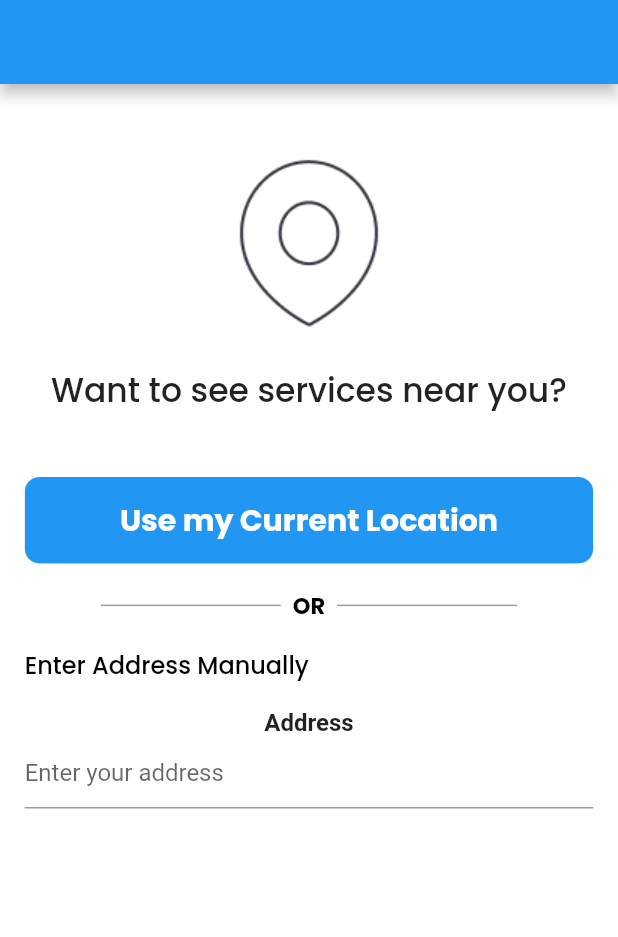
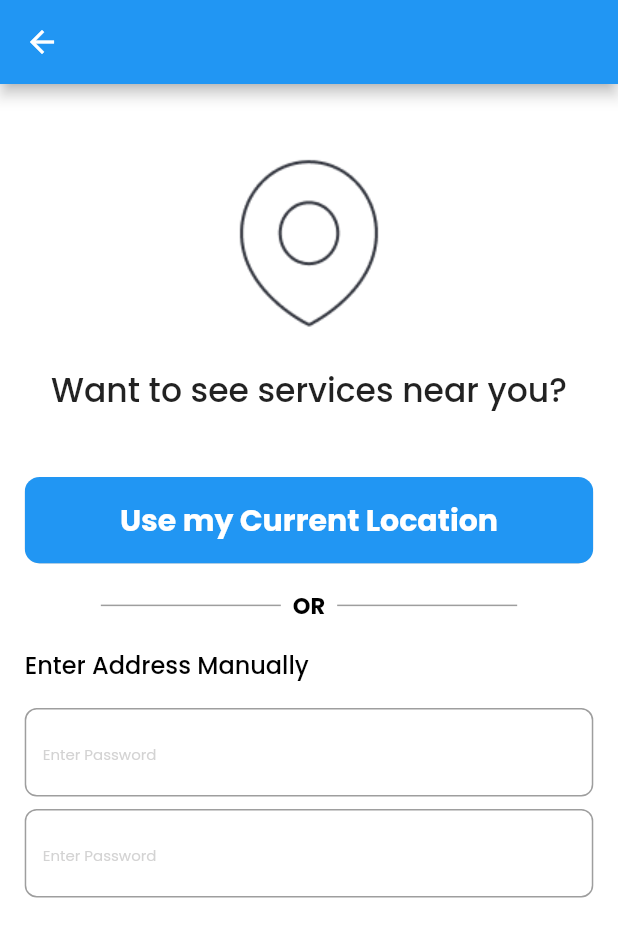
Before and after one commit to hardik17771/HomeEaze_SourceCode, a Flutter app: the LocationPage screen opened directly, after a tap on "Use my Current Location", on a phone screen of 412 x 824 dp. Shown: the top 937 px of the screen. Run offline on Flutter 3.47's test engine with Material 2 defaults, Android fonts, the phone set to English and light mode, and no system bars; drawn by our look-alikes of flutter_typeahead; our stand-ins replace cloud_firestore, firebase_auth, firebase_core, flutter_svg, geocoding, geolocator and 2 more; missing offline and left inert: dart:ffi; accounts and stored records are empty.

```diff
--- a/lib/Models/geolocator_functions.dart
+++ b/lib/Models/geolocator_functions.dart
@@ -3,7 +3,9 @@ import 'package:flutter/material.dart';
 import 'package:geolocator/geolocator.dart';
 import 'package:geocoding/geocoding.dart';
 
+
 class NearbyVendorsPage extends StatefulWidget {
+
   @override
   _NearbyVendorsPageState createState() => _NearbyVendorsPageState();
 }
--- a/lib/UI/User/get_address.dart
+++ b/lib/UI/User/get_address.dart
@@ -1,10 +1,43 @@
 import 'package:flutter_svg/flutter_svg.dart';
 import 'package:flutter/material.dart';
+import 'package:geolocator/geolocator.dart';
 import 'package:google_fonts/google_fonts.dart';
-import 'package:homeeaze_sourcecode/Widgets/address_form_widget.dart';
+import 'package:homeeaze_sourcecode/UI/User/order_page.dart';
 
-class LocationPage extends StatelessWidget {
+class LocationPage extends StatefulWidget {
+
   LocationPage({Key? key}) : super(key: key);
+
+  @override
+  State<LocationPage> createState() => _LocationPageState();
+}
+
+class _LocationPageState extends State<LocationPage> {
+  void _getCurrentLocationAndPostToFirebase() async {
+
+    LocationPermission permission = await Geolocator.checkPermission();
+    if (permission == LocationPermission.denied) {
+      permission = await Geolocator.requestPermission();
+      if (permission != LocationPermission.whileInUse &&
+          permission != LocationPermission.always) {
+
+        return;
+      }
+    }
+
+    Position position = await Geolocator.getCurrentPosition(
+      desiredAccuracy: LocationAccuracy.high,
+    );
+
+    // Store the location data in Firebase
+    // await _postLocationToFirebase(position.latitude, position.longitude);
+
+    // Navigate to the next screen
+    Navigator.push(
+      context,
+      MaterialPageRoute(builder: (context) => OrderPage()),
+    );
+  }
 
   @override
   Widget build(BuildContext context) {
@@ -41,7 +74,7 @@ class LocationPage extends StatelessWidget {
                 child: ElevatedButton(
 
                   onPressed:()=>{
-
+                  _getCurrentLocationAndPostToFirebase(),
                   },
 
                   child: Center(
@@ -106,34 +139,33 @@ class LocationPage extends StatelessWidget {
                 SizedBox(
                   height: screenHeight*0.02,
                 ),
-                AddressFormWidget(),
-                // TextField(
-                //
-                //   obscureText: true,
-                //   decoration: InputDecoration(
-                //     hintStyle: GoogleFonts.poppins(
-                //         fontSize: 10, color: Color(0xFFA8A7A7).withOpacity(.5)),
-                //     hintText: 'Enter Password',
-                //     border: OutlineInputBorder(
-                //       borderRadius: BorderRadius.circular(8.0),
-                //     ),
-                //   ),
-                // ),
-                // SizedBox(
-                //   height: screenHeight*0.01,
-                // ),
-                // TextField(
-                //
-                //   obscureText: true,
-                //   decoration: InputDecoration(
-                //     hintStyle: GoogleFonts.poppins(
-                //         fontSize: 10, color: Color(0xFFA8A7A7).withOpacity(.5)),
-                //     hintText: 'Enter Password',
-                //     border: OutlineInputBorder(
-                //       borderRadius: BorderRadius.circular(8.0),
-                //     ),
-                //   ),
-                // ),
+                TextField(
+
+                  obscureText: true,
+                  decoration: InputDecoration(
+                    hintStyle: GoogleFonts.poppins(
+                        fontSize: 10, color: Color(0xFFA8A7A7).withOpacity(.5)),
+                    hintText: 'Enter Password',
+                    border: OutlineInputBorder(
+                      borderRadius: BorderRadius.circular(8.0),
+                    ),
+                  ),
+                ),
+                SizedBox(
+                  height: screenHeight*0.01,
+                ),
+                TextField(
+
+                  obscureText: true,
+                  decoration: InputDecoration(
+                    hintStyle: GoogleFonts.poppins(
+                        fontSize: 10, color: Color(0xFFA8A7A7).withOpacity(.5)),
+                    hintText: 'Enter Password',
+                    border: OutlineInputBorder(
+                      borderRadius: BorderRadius.circular(8.0),
+                    ),
+                  ),
+                ),
               ],
             )
 
--- a/lib/main.dart
+++ b/lib/main.dart
@@ -1,10 +1,12 @@
 import 'package:flutter/material.dart';
 import 'package:firebase_core/firebase_core.dart';
 import 'package:homeeaze_sourcecode/UI/User/get_address.dart';
+import 'package:homeeaze_sourcecode/UI/User/outlet_details.dart';
 
 import 'Models/auth.dart';
 import 'Models/geolocator_functions.dart';
 import 'UI/User/LoginPage.dart';
+import 'UI/User/checkout_page.dart';
 
 
 
@@ -15,7 +17,7 @@ Future main() async {
 
   runApp(MaterialApp(
     debugShowCheckedModeBanner: false,
-    home: LocationPage(), ));
+    home: LoginPage()));
 }
 class MainPage extends StatelessWidget {
   const MainPage({Key? key}) : super(key: key);
```
Also changed, not shown: lib/Models/firebase_cred_functions.dart (+43 -8 lines), lib/UI/User/LoginPage.dart (+44 -11 lines), pubspec.lock, 1 other file. Lines whose indentation alone changed are shown as unchanged.
